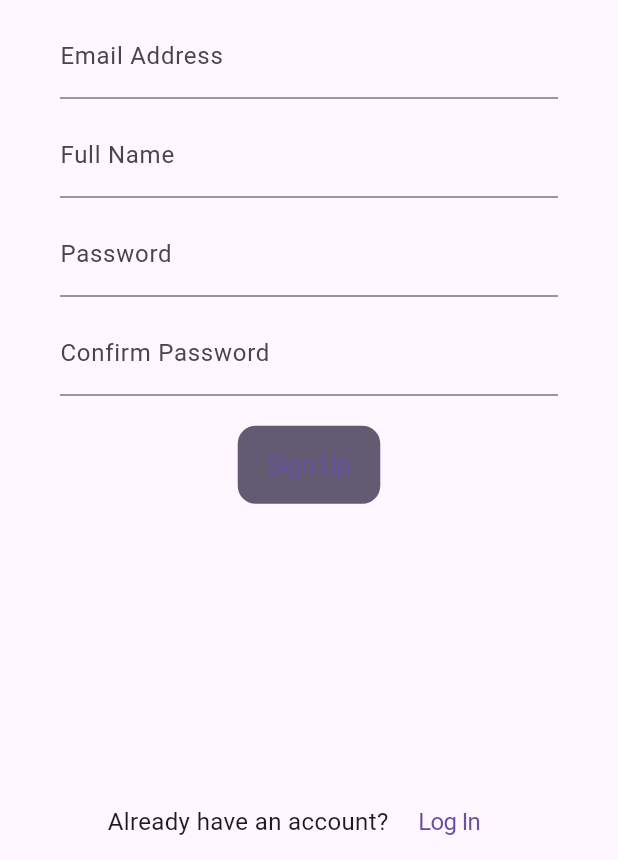
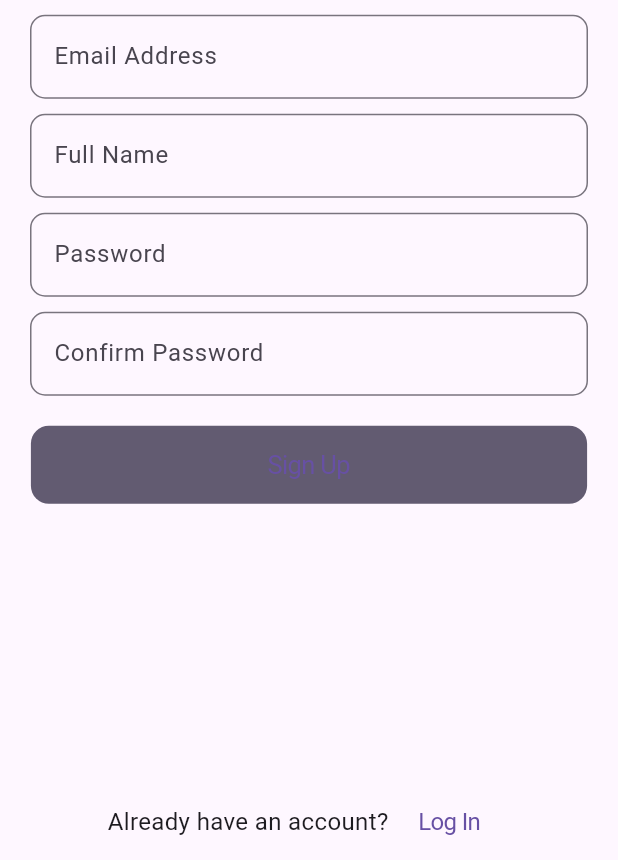
Before and after one commit to KevalKThumar/ChatApplication-Flutter, a Flutter app: the SignUpPage screen opened directly, on a phone screen of 412 x 824 dp, the part 376-1236 px from its top. Run offline on Flutter 3.47's test engine with Material 3 defaults, Android fonts, the phone set to English and light mode, and no system bars; our stand-ins replace cloud_firestore, firebase_auth, firebase_core, firebase_messaging, firebase_storage, flutter_local_notifications and 2 more; missing offline and left inert: flutter_notification_channel; accounts and stored records are empty; network calls fail.

Commit message:
add more

```diff
--- a/lib/pages/HomePage.dart
+++ b/lib/pages/HomePage.dart
@@ -43,6 +43,7 @@ class _HomePageState extends State<HomePage> {
   @override
   Widget build(BuildContext context) {
     return Scaffold(
+      backgroundColor: Colors.grey.shade200,
       drawer: Drawer(
         shape: const BeveledRectangleBorder(side: BorderSide.none),
         child: NotificationListener<UserScrollNotification>(
@@ -58,7 +59,10 @@ class _HomePageState extends State<HomePage> {
             padding: EdgeInsets.zero,
             children: <Widget>[
               DrawerHeader(
-                decoration: BoxDecoration(color: Colors.grey.shade200),
+                decoration: BoxDecoration(
+                  color: Colors.grey.shade200,
+
+                ),
                 child: Column(
                   mainAxisAlignment: MainAxisAlignment.start,
                   children: [
--- a/lib/pages/SignUpPage.dart
+++ b/lib/pages/SignUpPage.dart
@@ -175,10 +175,11 @@ class _SignUpPageState extends State<SignUpPage> {
   @override
   Widget build(BuildContext context) {
     return Scaffold(
+      resizeToAvoidBottomInset: false,
       body: SafeArea(
         child: Container(
           padding: const EdgeInsets.symmetric(
-            horizontal: 40,
+            horizontal: 20,
           ),
           child: Center(
             child: SingleChildScrollView(
@@ -196,15 +197,27 @@ class _SignUpPageState extends State<SignUpPage> {
                   ),
                   TextField(
                     controller: emailController,
-                    decoration:
-                        const InputDecoration(labelText: "Email Address"),
+                    decoration: const InputDecoration(
+                        labelText: "Email Address",
+                        hintText: "Enter your email",
+                        // You can customize other decoration properties here
+                        border: OutlineInputBorder(
+                            borderRadius: BorderRadius.all(
+                          Radius.circular(10.0),
+                        ))),
                   ),
                   const SizedBox(
                     height: 10,
                   ),
                   TextField(
                     controller: nameController,
-                    decoration: const InputDecoration(labelText: "Full Name"),
+                    decoration: const InputDecoration(
+                        labelText: "Full Name",
+                        hintText: "Enter your full name",
+                        border: OutlineInputBorder(
+                            borderRadius: BorderRadius.all(
+                          Radius.circular(10.0),
+                        ))),
                   ),
                   const SizedBox(
                     height: 10,
@@ -212,7 +225,13 @@ class _SignUpPageState extends State<SignUpPage> {
                   TextField(
                     controller: passwordController,
                     obscureText: true,
-                    decoration: const InputDecoration(labelText: "Password"),
+                    decoration: const InputDecoration(
+                        labelText: "Password",
+                        hintText: "Enter your password",
+                        border: OutlineInputBorder(
+                            borderRadius: BorderRadius.all(
+                          Radius.circular(10.0),
+                        ))),
                   ),
                   const SizedBox(
                     height: 10,
@@ -220,18 +239,27 @@ class _SignUpPageState extends State<SignUpPage> {
                   TextField(
                     controller: cPasswordController,
                     obscureText: true,
-                    decoration:
-                        const InputDecoration(labelText: "Confirm Password"),
+                    decoration: const InputDecoration(
+                      labelText: "Confirm Password",
+                      hintText: "Confirm your password",
+                      border: OutlineInputBorder(
+                          borderRadius: BorderRadius.all(
+                        Radius.circular(10.0),
+                      )),
+                    ),
                   ),
                   const SizedBox(
                     height: 20,
                   ),
-                  CupertinoButton(
-                    onPressed: () {
-                      checkValues();
-                    },
-                    color: Theme.of(context).colorScheme.secondary,
-                    child: const Text("Sign Up"),
+                  SizedBox(
+                    width: MediaQuery.of(context).size.width * 0.9,
+                    child: CupertinoButton(
+                      onPressed: () {
+                        checkValues();
+                      },
+                      color: Theme.of(context).colorScheme.secondary,
+                      child: const Text("Sign Up"),
+                    ),
                   ),
                 ],
               ),
--- a/lib/pages/requestPage.dart
+++ b/lib/pages/requestPage.dart
@@ -7,6 +7,7 @@ import 'package:chatapp/models/UserModel.dart';
 import 'package:cloud_firestore/cloud_firestore.dart';
 import 'package:firebase_auth/firebase_auth.dart';
 import 'package:flutter/material.dart';
+
 import 'package:http/http.dart';
 import 'package:intl/intl.dart';
 
```
Also changed, not shown: lib/pages/LoginPage.dart (+30 -10 lines), lib/pages/SearchPage.dart (+7 -1 lines), pubspec.lock.
